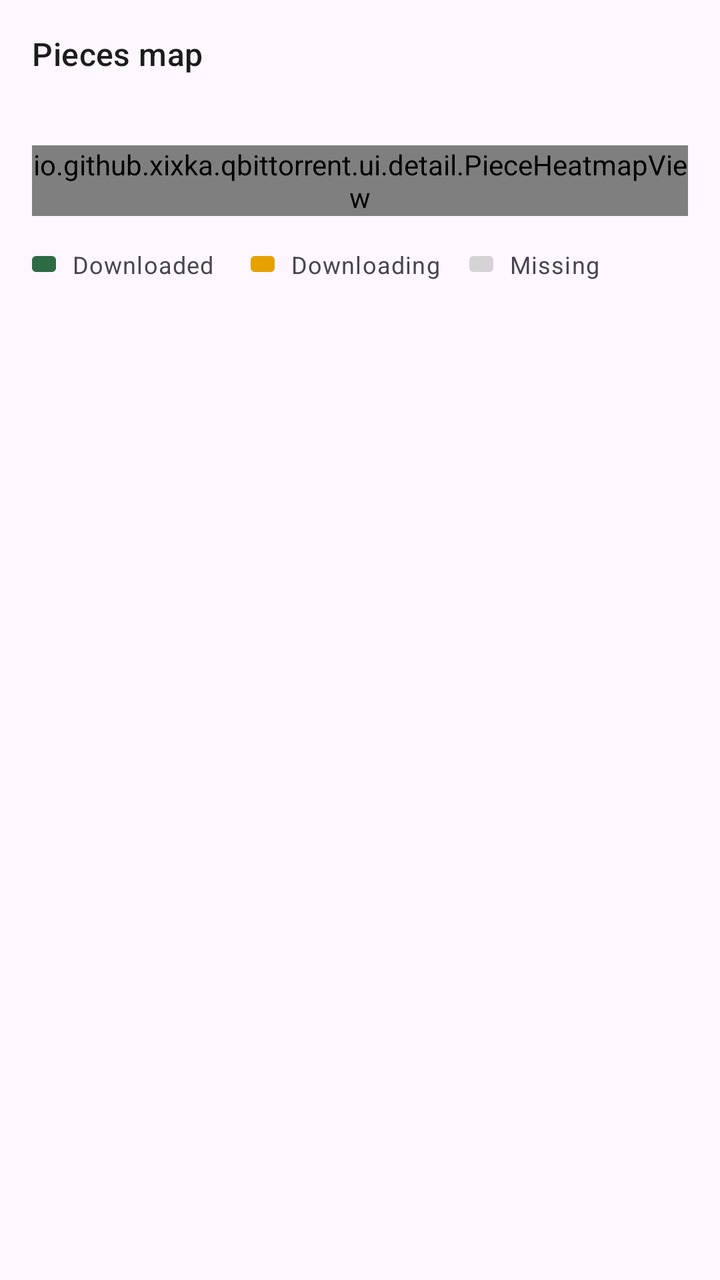
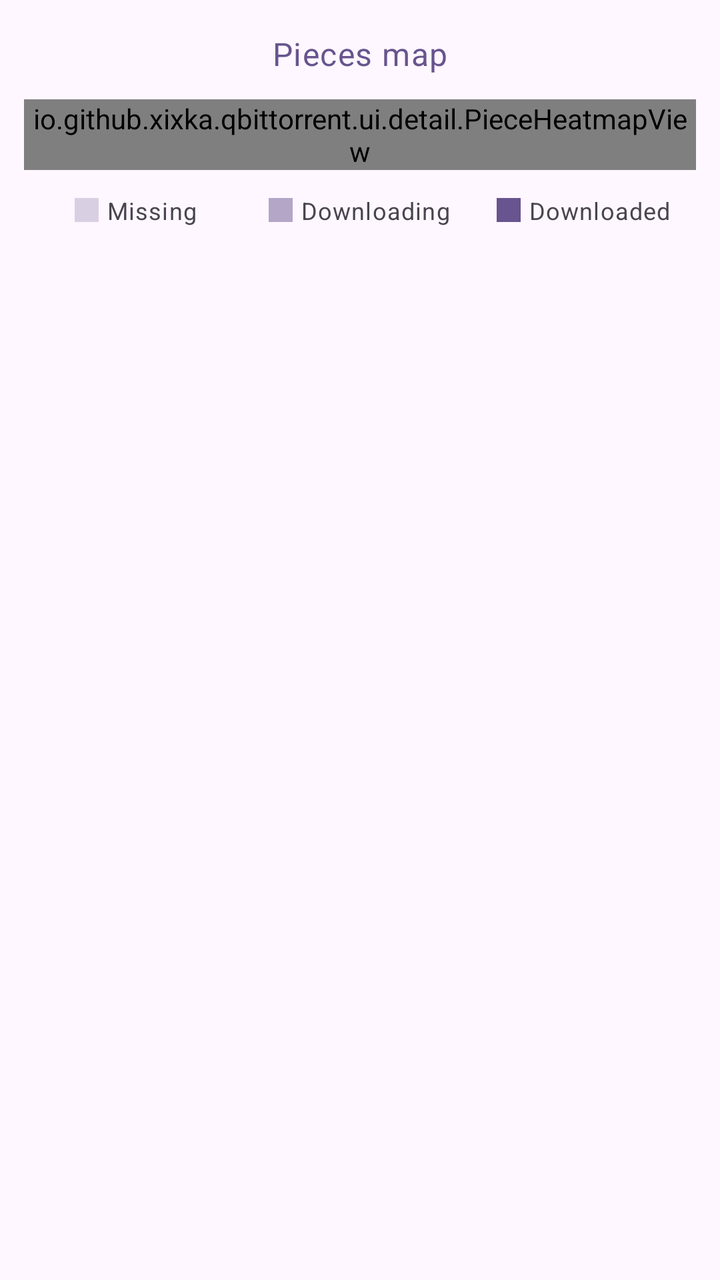

Two renders of the same Android screen: before a commit and after it. Below are the layout's source before the change and the commit's diff.
<!-- AndroidManifest.xml: application theme AppTheme -->
<!-- res/layout/sheet_piece_map.xml -->
<?xml version="1.0" encoding="utf-8"?>
<LinearLayout xmlns:android="http://schemas.android.com/apk/res/android"
    xmlns:app="http://schemas.android.com/apk/res-auto"
    android:layout_width="match_parent"
    android:layout_height="wrap_content"
    android:orientation="vertical"
    android:paddingStart="16dp"
    android:paddingEnd="16dp"
    android:paddingTop="16dp"
    android:paddingBottom="24dp">

    <TextView
        style="?attr/textAppearanceTitleMedium"
        android:layout_width="match_parent"
        android:layout_height="wrap_content"
        android:layout_marginBottom="4dp"
        android:text="@string/pieces_map" />

    <TextView
        android:id="@+id/pieces_summary"
        style="?attr/textAppearanceBodyMedium"
        android:layout_width="match_parent"
        android:layout_height="wrap_content"
        android:layout_marginBottom="12dp" />

    <io.github.xixka.qbittorrent.ui.detail.PieceHeatmapView
        android:id="@+id/piece_heatmap"
        android:layout_width="match_parent"
        android:layout_height="wrap_content" />

    <LinearLayout
        android:layout_width="match_parent"
        android:layout_height="wrap_content"
        android:layout_marginTop="16dp"
        android:baselineAligned="false"
        android:orientation="horizontal">

        <LinearLayout
            android:layout_width="0dp"
            android:layout_height="wrap_content"
            android:layout_weight="1"
            android:gravity="center_vertical"
            android:orientation="horizontal">

            <ImageView
                android:layout_width="wrap_content"
                android:layout_height="wrap_content"
                android:contentDescription="@null"
                app:srcCompat="@drawable/legend_have" />

            <TextView
                style="?attr/textAppearanceBodySmall"
                android:layout_width="wrap_content"
                android:layout_height="wrap_content"
                android:layout_marginStart="8dp"
                android:text="@string/piece_state_have" />
        </LinearLayout>

        <LinearLayout
            android:layout_width="0dp"
            android:layout_height="wrap_content"
            android:layout_weight="1"
            android:gravity="center_vertical"
            android:orientation="horizontal">

            <ImageView
                android:layout_width="wrap_content"
                android:layout_height="wrap_content"
                android:contentDescription="@null"
                app:srcCompat="@drawable/legend_partial" />

            <TextView
                style="?attr/textAppearanceBodySmall"
                android:layout_width="wrap_content"
                android:layout_height="wrap_content"
                android:layout_marginStart="8dp"
                android:text="@string/piece_state_partial" />
        </LinearLayout>

        <LinearLayout
            android:layout_width="0dp"
            android:layout_height="wrap_content"
            android:layout_weight="1"
            android:gravity="center_vertical"
            android:orientation="horizontal">

            <ImageView
                android:layout_width="wrap_content"
                android:layout_height="wrap_content"
                android:contentDescription="@null"
                app:srcCompat="@drawable/legend_missing" />

            <TextView
                style="?attr/textAppearanceBodySmall"
                android:layout_width="wrap_content"
                android:layout_height="wrap_content"
                android:layout_marginStart="8dp"
                android:text="@string/piece_state_missing" />
        </LinearLayout>
    </LinearLayout>
</LinearLayout>
<!-- resources referenced by this layout -->
<resources>
  <!-- drawable legend_have (drawable) -->
  <vector xmlns:android="http://schemas.android.com/apk/res/android"
      android:width="12dp" android:height="12dp"
      android:viewportWidth="12" android:viewportHeight="12">
      <path android:fillColor="#2E6A44" android:pathData="M2,2 h8 a2,2 0 0 1 2,2 v4 a2,2 0 0 1 -2,2 h-8 a2,2 0 0 1 -2,-2 v-4 a2,2 0 0 1 2,-2 z"/>
  </vector>
  <!-- drawable legend_missing (drawable) -->
  <vector xmlns:android="http://schemas.android.com/apk/res/android"
      android:width="12dp" android:height="12dp"
      android:viewportWidth="12" android:viewportHeight="12">
      <path android:fillColor="#D6D0D7" android:pathData="M2,2 h8 a2,2 0 0 1 2,2 v4 a2,2 0 0 1 -2,2 h-8 a2,2 0 0 1 -2,-2 v-4 a2,2 0 0 1 2,-2 z"/>
  </vector>
  <!-- drawable legend_partial (drawable) -->
  <vector xmlns:android="http://schemas.android.com/apk/res/android"
      android:width="12dp" android:height="12dp"
      android:viewportWidth="12" android:viewportHeight="12">
      <path android:fillColor="#E8A100" android:pathData="M2,2 h8 a2,2 0 0 1 2,2 v4 a2,2 0 0 1 -2,2 h-8 a2,2 0 0 1 -2,-2 v-4 a2,2 0 0 1 2,-2 z"/>
  </vector>
  <string name="piece_state_have">Downloaded</string>
  <string name="piece_state_missing">Missing</string>
  <string name="piece_state_partial">Downloading</string>
  <string name="pieces_map">Pieces map</string>
  <color name="md_theme_primary">#68548E</color>
  <color name="md_theme_onPrimary">#FFFFFF</color>
  <color name="md_theme_primaryContainer">#EBDDFF</color>
  <color name="md_theme_onPrimaryContainer">#4F3D74</color>
  <color name="md_theme_secondary">#635B70</color>
  <color name="md_theme_onSecondary">#FFFFFF</color>
  <color name="md_theme_secondaryContainer">#E9DEF8</color>
  <color name="md_theme_onSecondaryContainer">#4B4358</color>
  <color name="md_theme_tertiary">#7E525D</color>
  <color name="md_theme_onTertiary">#FFFFFF</color>
  <color name="md_theme_tertiaryContainer">#FFD9E1</color>
  <color name="md_theme_onTertiaryContainer">#643B46</color>
  <color name="md_theme_error">#BA1A1A</color>
  <color name="md_theme_onError">#FFFFFF</color>
  <color name="md_theme_errorContainer">#FFDAD6</color>
  <color name="md_theme_onErrorContainer">#93000A</color>
  <color name="md_theme_background">#FEF7FF</color>
  <color name="md_theme_onBackground">#1D1B20</color>
  <color name="md_theme_surface">#FEF7FF</color>
  <color name="md_theme_onSurface">#1D1B20</color>
  <color name="md_theme_surfaceVariant">#E7E0EB</color>
  <color name="md_theme_onSurfaceVariant">#49454E</color>
  <color name="md_theme_outline">#7A757F</color>
  <color name="md_theme_outlineVariant">#CBC4CF</color>
  <color name="md_theme_inverseSurface">#322F35</color>
  <color name="md_theme_inverseOnSurface">#F5EFF7</color>
  <color name="md_theme_inversePrimary">#D3BCFD</color>
  <color name="md_theme_primaryFixed">#EBDDFF</color>
  <color name="md_theme_onPrimaryFixed">#230F46</color>
  <color name="md_theme_primaryFixedDim">#D3BCFD</color>
  <color name="md_theme_onPrimaryFixedVariant">#4F3D74</color>
  <color name="md_theme_secondaryFixed">#E9DEF8</color>
  <color name="md_theme_onSecondaryFixed">#1F182B</color>
  <color name="md_theme_secondaryFixedDim">#CDC2DB</color>
  <color name="md_theme_tertiaryFixed">#FFD9E1</color>
  <color name="md_theme_onTertiaryFixed">#31101B</color>
  <color name="md_theme_tertiaryFixedDim">#F0B7C5</color>
  <color name="md_theme_onTertiaryFixedVariant">#643B46</color>
  <color name="md_theme_surfaceDim">#DED8E0</color>
  <color name="md_theme_surfaceBright">#FEF7FF</color>
  <color name="md_theme_surfaceContainerLowest">#FFFFFF</color>
  <color name="md_theme_surfaceContainerLow">#F8F1FA</color>
  <color name="md_theme_surfaceContainer">#F2ECF4</color>
  <color name="md_theme_surfaceContainerHigh">#EDE6EE</color>
  <color name="colorOk">#2E6A44</color>
  <color name="colorOnOk">#FFFFFF</color>
  <color name="colorOkContainer">#B1F1C1</color>
  <color name="colorOnOkContainer">#12512E</color>
  <!-- unchanged entries left out for length: 10 -->
</resources>

<!-- the commit's change to res/layout/sheet_piece_map.xml (unified diff, before → after) -->
@@ -4,24 +4,19 @@
     android:layout_width="match_parent"
     android:layout_height="wrap_content"
     android:orientation="vertical"
-    android:paddingStart="16dp"
-    android:paddingEnd="16dp"
+    android:paddingStart="12dp"
+    android:paddingEnd="12dp"
     android:paddingTop="16dp"
     android:paddingBottom="24dp">
 
     <TextView
-        style="?attr/textAppearanceTitleMedium"
+        style="?attr/textAppearanceBodyLarge"
         android:layout_width="match_parent"
         android:layout_height="wrap_content"
-        android:layout_marginBottom="4dp"
-        android:text="@string/pieces_map" />
-
-    <TextView
-        android:id="@+id/pieces_summary"
-        style="?attr/textAppearanceBodyMedium"
-        android:layout_width="match_parent"
-        android:layout_height="wrap_content"
-        android:layout_marginBottom="12dp" />
+        android:layout_marginBottom="12dp"
+        android:gravity="center"
+        android:text="@string/pieces_map"
+        android:textColor="?attr/colorPrimary" />
 
     <io.github.xixka.qbittorrent.ui.detail.PieceHeatmapView
         android:id="@+id/piece_heatmap"
@@ -31,7 +26,7 @@
     <LinearLayout
         android:layout_width="match_parent"
         android:layout_height="wrap_content"
-        android:layout_marginTop="16dp"
+        android:layout_marginTop="12dp"
         android:baselineAligned="false"
         android:orientation="horizontal">
 
@@ -39,12 +34,54 @@
             android:layout_width="0dp"
             android:layout_height="wrap_content"
             android:layout_weight="1"
-            android:gravity="center_vertical"
+            android:gravity="center"
             android:orientation="horizontal">
 
             <ImageView
+                android:layout_width="12dp"
+                android:layout_height="12dp"
+                android:contentDescription="@null"
+                app:srcCompat="@drawable/legend_missing" />
+
+            <TextView
+                style="?attr/textAppearanceBodySmall"
                 android:layout_width="wrap_content"
                 android:layout_height="wrap_content"
+                android:layout_marginStart="4dp"
+                android:text="@string/piece_state_missing" />
+        </LinearLayout>
+
+        <LinearLayout
+            android:layout_width="0dp"
+            android:layout_height="wrap_content"
+            android:layout_weight="1"
+            android:gravity="center"
+            android:orientation="horizontal">
+
+            <ImageView
+                android:layout_width="12dp"
+                android:layout_height="12dp"
+                android:contentDescription="@null"
+                app:srcCompat="@drawable/legend_partial" />
+
+            <TextView
+                style="?attr/textAppearanceBodySmall"
+                android:layout_width="wrap_content"
+                android:layout_height="wrap_content"
+                android:layout_marginStart="4dp"
+                android:text="@string/piece_state_partial" />
+        </LinearLayout>
+
+        <LinearLayout
+            android:layout_width="0dp"
+            android:layout_height="wrap_content"
+            android:layout_weight="1"
+            android:gravity="center"
+            android:orientation="horizontal">
+
+            <ImageView
+                android:layout_width="12dp"
+                android:layout_height="12dp"
                 android:contentDescription="@null"
                 app:srcCompat="@drawable/legend_have" />
 
@@ -52,50 +89,8 @@
                 style="?attr/textAppearanceBodySmall"
                 android:layout_width="wrap_content"
                 android:layout_height="wrap_content"
-                android:layout_marginStart="8dp"
+                android:layout_marginStart="4dp"
                 android:text="@string/piece_state_have" />
-        </LinearLayout>
-
-        <LinearLayout
-            android:layout_width="0dp"
-            android:layout_height="wrap_content"
-            android:layout_weight="1"
-            android:gravity="center_vertical"
-            android:orientation="horizontal">
-
-            <ImageView
-                android:layout_width="wrap_content"
-                android:layout_height="wrap_content"
-                android:contentDescription="@null"
-                app:srcCompat="@drawable/legend_partial" />
-
-            <TextView
-                style="?attr/textAppearanceBodySmall"
-                android:layout_width="wrap_content"
-                android:layout_height="wrap_content"
-                android:layout_marginStart="8dp"
-                android:text="@string/piece_state_partial" />
-        </LinearLayout>
-
-        <LinearLayout
-            android:layout_width="0dp"
-            android:layout_height="wrap_content"
-            android:layout_weight="1"
-            android:gravity="center_vertical"
-            android:orientation="horizontal">
-
-            <ImageView
-                android:layout_width="wrap_content"
-                android:layout_height="wrap_content"
-                android:contentDescription="@null"
-                app:srcCompat="@drawable/legend_missing" />
-
-            <TextView
-                style="?attr/textAppearanceBodySmall"
-                android:layout_width="wrap_content"
-                android:layout_height="wrap_content"
-                android:layout_marginStart="8dp"
-                android:text="@string/piece_state_missing" />
         </LinearLayout>
     </LinearLayout>
 </LinearLayout>
<!-- resource entries referenced after the edit -->
@@ -4,19 +4,22 @@
   <vector xmlns:android="http://schemas.android.com/apk/res/android"
       android:width="12dp" android:height="12dp"
       android:viewportWidth="12" android:viewportHeight="12">
-      <path android:fillColor="#2E6A44" android:pathData="M2,2 h8 a2,2 0 0 1 2,2 v4 a2,2 0 0 1 -2,2 h-8 a2,2 0 0 1 -2,-2 v-4 a2,2 0 0 1 2,-2 z"/>
+      
+      <path android:fillColor="?attr/colorPrimary" android:fillAlpha="1" android:pathData="M0,0 h12 v12 h-12 z"/>
   </vector>
   <!-- drawable legend_missing (drawable) -->
   <vector xmlns:android="http://schemas.android.com/apk/res/android"
       android:width="12dp" android:height="12dp"
       android:viewportWidth="12" android:viewportHeight="12">
-      <path android:fillColor="#D6D0D7" android:pathData="M2,2 h8 a2,2 0 0 1 2,2 v4 a2,2 0 0 1 -2,2 h-8 a2,2 0 0 1 -2,-2 v-4 a2,2 0 0 1 2,-2 z"/>
+      
+      <path android:fillColor="?attr/colorPrimary" android:fillAlpha="0.25" android:pathData="M0,0 h12 v12 h-12 z"/>
   </vector>
   <!-- drawable legend_partial (drawable) -->
   <vector xmlns:android="http://schemas.android.com/apk/res/android"
       android:width="12dp" android:height="12dp"
       android:viewportWidth="12" android:viewportHeight="12">
-      <path android:fillColor="#E8A100" android:pathData="M2,2 h8 a2,2 0 0 1 2,2 v4 a2,2 0 0 1 -2,2 h-8 a2,2 0 0 1 -2,-2 v-4 a2,2 0 0 1 2,-2 z"/>
+      
+      <path android:fillColor="?attr/colorPrimary" android:fillAlpha="0.5" android:pathData="M0,0 h12 v12 h-12 z"/>
   </vector>
   <string name="piece_state_have">Downloaded</string>
   <string name="piece_state_missing">Missing</string>
